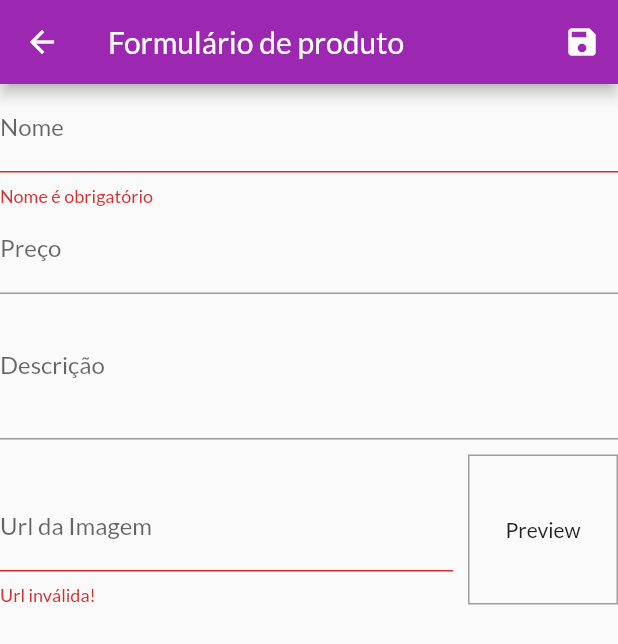
After one commit to maurisones/shop, a Flutter app: the ProductFormPage screen opened by its route, after a tap on the "save" icon, on a phone screen of 412 x 824 dp. The commit adds this screen. Shown: the top 644 px of the screen. Run offline on Flutter 3.47's test engine with Material 2 defaults, Android fonts, the phone set to English and light mode, and no system bars; network calls fail.

Commit message:
Shop with product form

```diff
--- a/lib/main.dart
+++ b/lib/main.dart
@@ -3,6 +3,8 @@ import 'package:provider/provider.dart';
 import 'package:shop/models/order_list.dart';
 import 'package:shop/pages/cart_page.dart';
 import 'package:shop/pages/orders_page.dart';
+import 'package:shop/pages/product_form_page.dart';
+import 'package:shop/pages/product_page.dart';
 import 'package:shop/pages/products_overview_page.dart';
 import 'package:shop/models/product_list.dart';
 import 'package:shop/utils/app_routes.dart';
@@ -46,6 +48,8 @@ class MyApp extends StatelessWidget {
           AppRoutes.PRODUCT_DETAIL: (context) => ProductDetailPage(),
           AppRoutes.CART: (context) => CartPage(),
           AppRoutes.ORDERS: (context) => OrdersPage(),
+          AppRoutes.PRODUCTS: (context) => ProductPage(),
+          AppRoutes.PRODUCTS_FORM: (context) => ProductFormPage(),
         },
       ),
     );
--- /dev/null
+++ b/lib/pages/product_form_page.dart
@@ -0,0 +1,201 @@
+import 'dart:math';
+
+import 'package:flutter/material.dart';
+import 'package:provider/provider.dart';
+import 'package:shop/components/app_drawer.dart';
+import 'package:shop/models/product.dart';
+import 'package:shop/models/product_list.dart';
+
+class ProductFormPage extends StatefulWidget {
+  const ProductFormPage({super.key});
+
+  @override
+  State<ProductFormPage> createState() => _ProductFormPageState();
+}
+
+class _ProductFormPageState extends State<ProductFormPage> {
+  final _imageUrlController = TextEditingController();
+  final _imageUrlFocus = FocusNode();
+
+  // globalkey associado ao formulário
+  final _formKey = GlobalKey<FormState>();
+
+  final formData = Map<String, Object>();
+
+  // metodo associado com a submissão do formulário no botão save do appbar e no
+  // onFieldSubmitted do campo imageUrl, quando o form for submetido, o método
+  // _formKey.currentState?.save() irá acionar o onSaved de cada campo do formulario
+  // que irá transferir o valor do campo para o mapa para depois criar um objeto
+  // Product para salvar.
+  void _submitForm() {
+    final isValid = _formKey.currentState?.validate() ?? false;
+    if (!isValid) {
+      return;
+    }
+
+    //print('submit');
+    _formKey.currentState?.save();
+    print(formData.toString());
+
+    // definido o id (novo ou edição)
+    bool hasId = formData.containsKey('id');
+
+    Product product = Product(
+      id: hasId ? formData['id']!.toString() : Random().nextDouble().toString(),
+      name: formData['name'] as String,
+      description: formData['description'] as String,
+      price: formData['price'] as double,
+      imageUrl: formData['imageUrl'] as String,
+    );
+
+    Provider.of<ProductList>(context, listen: false).addProduct(product);
+    Navigator.of(context).pop();
+  }
+
+  // para pegar o produto a ser editado, depende de setar o initialvalue de cada campo se
+  // não utilizar controller
+  void didChangeDependencies() {
+    super.didChangeDependencies();
+    if (formData.isEmpty) {
+      final arg = ModalRoute.of(context)?.settings.arguments;
+
+      if (arg != null) {
+        final product = arg as Product;
+        formData['id'] = product.id;
+        formData['name'] = product.name;
+        formData['price'] = product.price;
+        formData['description'] = product.description;
+        formData['imageUrl'] = product.imageUrl;
+
+        _imageUrlController.text = product.imageUrl;
+      }
+    }
+  }
+
+  @override
+  void initState() {
+    super.initState();
+    _imageUrlFocus.addListener(updateImage);
+  }
+
+  void updateImage() {
+    setState(() {});
+    print("updateImage ...");
+  }
+
+  @override
+  Widget build(BuildContext context) {
+    return Scaffold(
+      appBar: AppBar(
+        title: Text('Formulário de produto'),
+        actions: [IconButton(onPressed: _submitForm, icon: Icon(Icons.save))],
+      ),
+      //drawer: AppDrawer(),
+      body: Form(
+        key: _formKey,
+        child: ListView(
+          children: [
+            TextFormField(
+              initialValue: formData['name']?.toString(),
+              decoration: InputDecoration(labelText: 'Nome'),
+              textInputAction: TextInputAction.next,
+              onSaved: (name) {
+                formData['name'] = name ?? 'Não informado';
+              },
+              validator: (_name) {
+                final name = _name ?? '';
+
+                if (name.trim().isEmpty) {
+                  return 'Nome é obrigatório';
+                }
+                if (name.trim().length < 3) {
+                  return 'Nome deve ter no mínimo 3 letras';
+                }
+
+                // null aqui significa validação ok
+                return null;
+              },
+            ),
+            TextFormField(
+              initialValue: formData['price']?.toString(),
+              decoration: InputDecoration(labelText: 'Preço'),
+              textInputAction: TextInputAction.next,
+              keyboardType: TextInputType.numberWithOptions(decimal: true),
+              onSaved: (price) {
+                formData['price'] = double.parse(price ?? '0');
+              },
+            ),
+            TextFormField(
+              initialValue: formData['description']?.toString(),
+              decoration: InputDecoration(labelText: 'Descrição'),
+              //textInputAction: TextInputAction.next,
+              keyboardType: TextInputType.multiline,
+              maxLines: 3,
+              onSaved: (description) {
+                formData['description'] = description ?? 'Não informado';
+              },
+            ),
+            Row(
+              crossAxisAlignment: CrossAxisAlignment.end,
+              children: [
+                Expanded(
+                  child: TextFormField(
+                    //initialValue: formData['imageUrl']?.toString(),
+                    decoration: InputDecoration(labelText: 'Url da Imagem'),
+                    textInputAction: TextInputAction.done,
+                    keyboardType: TextInputType.url,
+                    controller: _imageUrlController,
+                    onFieldSubmitted: (value) => _submitForm(),
+                    onSaved: (imageUrl) {
+                      formData['imageUrl'] = imageUrl ?? 'Não informado';
+                    },
+                    validator: (_url) {
+                      final String url = _url ?? '';
+                      final bool uriValid =
+                          Uri.tryParse(url)?.hasAbsolutePath ?? false;
+                      final bool endsWithFile =
+                          url.toLowerCase().endsWith('.png') ||
+                              url.toLowerCase().endsWith('.jpg') ||
+                              url.toLowerCase().endsWith('.jpg') ||
+                              url.toLowerCase().endsWith('.gif');
+                      if (!uriValid) {
+                        return 'Url inválida!';
+                      }
+
+                      if (!endsWithFile) {
+                        return 'Extensão do arquivo inválida!';
+                      }
+
+                      return null;
+                    },
+                  ),
+                ),
+                Container(
+                  width: 100,
+                  height: 100,
+                  margin: EdgeInsets.only(
+                    top: 10,
+                    left: 10,
+                  ),
+                  decoration: BoxDecoration(
+                    border: Border.all(
+                      color: Colors.grey,
+                      width: 1,
+                    ),
+                  ),
+                  alignment: Alignment.center,
+                  child: _imageUrlController.text.isEmpty
+                      ? Text('Preview')
+                      : FittedBox(
+                          child: Image.network(_imageUrlController.text),
+                          fit: BoxFit.cover,
+                        ),
+                )
+              ],
+            )
+          ],
+        ),
+      ),
+    );
+  }
+}
--- a/lib/utils/app_routes.dart
+++ b/lib/utils/app_routes.dart
@@ -3,4 +3,6 @@ class AppRoutes {
   static const PRODUCT_DETAIL = '/product-detail';
   static const CART = '/cart';
   static const ORDERS = '/orders';
+  static const PRODUCTS = '/products';
+  static const PRODUCTS_FORM = '/products-form';
 }
```
Also changed, not shown: lib/components/app_drawer.dart (+9 -1 lines), lib/components/product_item.dart (added, +76 -0 lines), lib/models/product_list.dart (+12 -1 lines), lib/pages/product_page.dart (added, +43 -0 lines).
